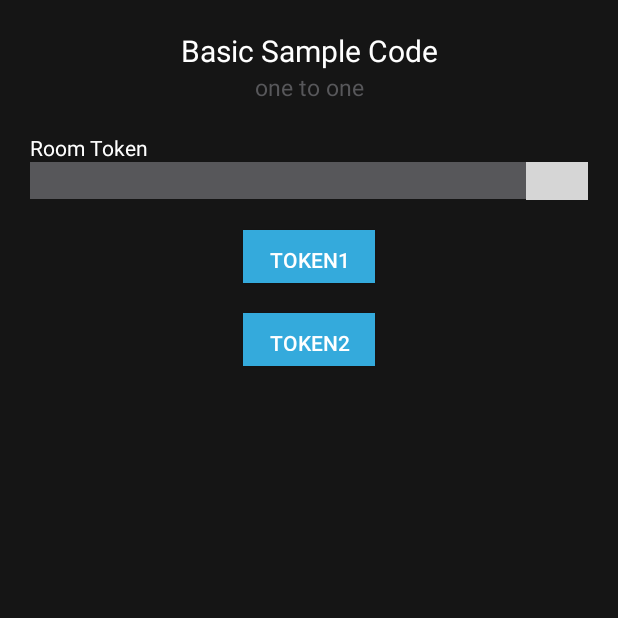
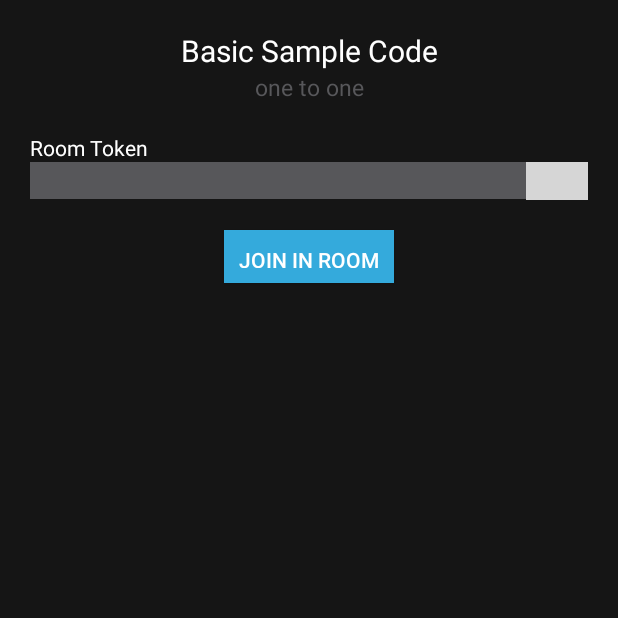
Before and after one commit to pili-engineering/QNRTC-SampleCode-Video-Basic, an Android app: the screen it shows after launch (MainActivity), on a phone screen of 412 x 824 dp, the top half of it. Run offline under Robolectric (Android 15) with nearby library versions, the phone set to English and light mode, and no system bars; libraries missing offline, so code that uses them is left out: com.uuzuche.lib_zxing; 2 statements that could not run were skipped; grey boxes are pictures that could not be loaded.

Commit message:
Remove unused code

```diff
--- a/One-On-One-Video/One-On-One-Video-Android/app/src/main/java/com/qiniu/droid/rtc/sample1v1/MainActivity.java
+++ b/One-On-One-Video/One-On-One-Video-Android/app/src/main/java/com/qiniu/droid/rtc/sample1v1/MainActivity.java
@@ -15,11 +15,7 @@ import com.uuzuche.lib_zxing.activity.CodeUtils;
 
 public class MainActivity extends AppCompatActivity {
     private static final int QRCODE_RESULT_REQUEST_CODE = 1;
-
     private EditText mRoomTokenEditText;
-
-    private final String token1 = "";
-    private final String token2 = "";
 
     @Override
     protected void onCreate(Bundle savedInstanceState) {
@@ -35,13 +31,11 @@ public class MainActivity extends AppCompatActivity {
             Toast.makeText(this, "Some permissions is not approved !!!", Toast.LENGTH_SHORT).show();
             return;
         }
-        Intent intent = new Intent(this, RoomActivity.class);
-        if (token1.isEmpty() && token2.isEmpty()) {
+        if (!TextUtils.isEmpty(mRoomTokenEditText.getText())) {
+            Intent intent = new Intent(this, RoomActivity.class);
             intent.putExtra("roomToken", mRoomTokenEditText.getText().toString());
-        } else {
-            intent.putExtra("roomToken", view.getId() == R.id.join_with_token1 ? token1 : token2);
+            startActivity(intent);
         }
-        startActivity(intent);
     }
 
     public void clickToScanQRCode(View view) {
--- a/One-On-One-Video/One-On-One-Video-Android/app/src/main/res/layout/activity_main.xml
+++ b/One-On-One-Video/One-On-One-Video-Android/app/src/main/res/layout/activity_main.xml
@@ -61,19 +61,8 @@
         android:background="@color/blue"
         android:onClick="joinRoom"
         android:padding="10dp"
-        android:text="token1"
+        android:text="@string/join_room"
         android:textColor="@color/white" />
 
-    <Button
-        android:id="@+id/join_with_token2"
-        android:layout_width="wrap_content"
-        android:layout_height="35dp"
-        android:layout_gravity="center"
-        android:layout_marginTop="20dp"
-        android:background="@color/blue"
-        android:onClick="joinRoom"
-        android:padding="10dp"
-        android:text="token2"
-        android:textColor="@color/white" />
 
 </LinearLayout>
```
Also changed, not shown: One-On-One-Video/One-On-One-Video-Android/app/src/main/java/com/qiniu/droid/rtc/sample1v1/RoomActivity.java (+2 -72 lines), One-On-One-Video/One-On-One-Video-Android/app/src/main/res/layout/activity_room.xml (+0 -33 lines).
